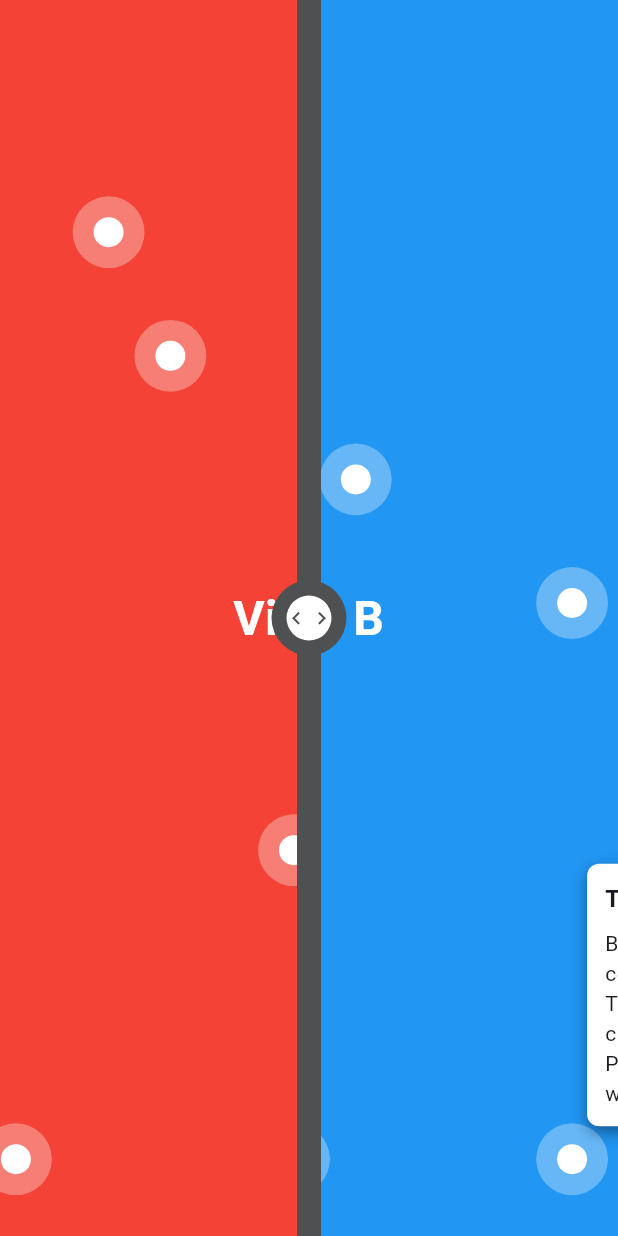
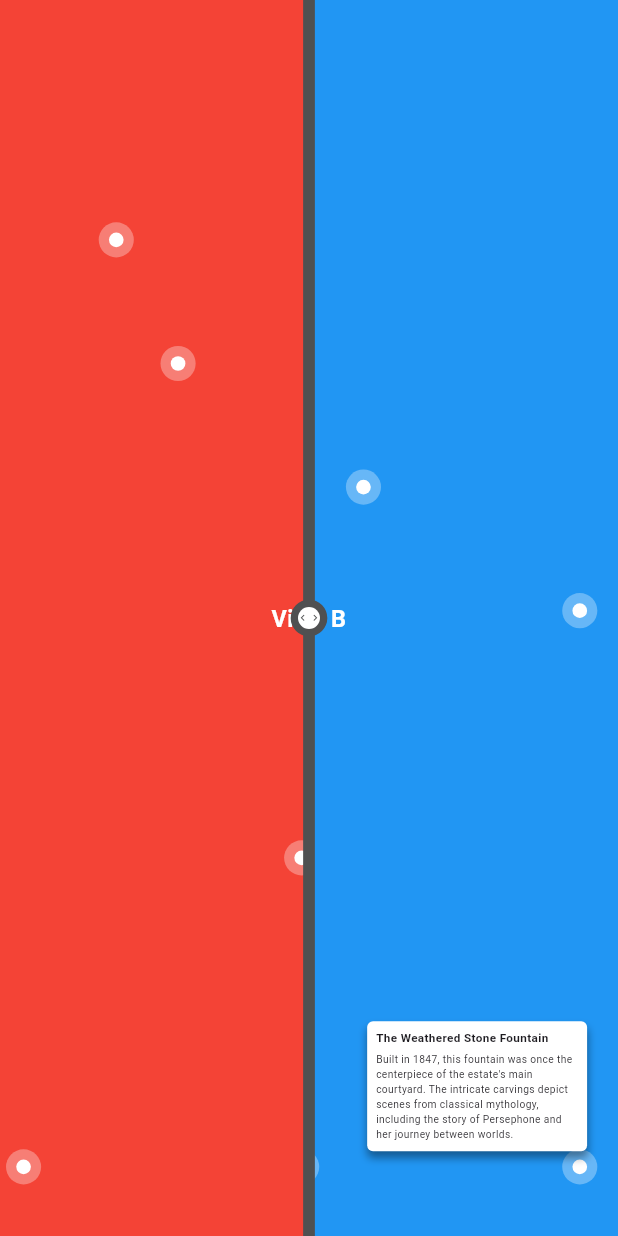
Before and after one commit to wikansetiaji/KioskPaintingInfo, a Flutter app: the screen it shows after launch, item 3 of the bottom bar chosen, on a phone screen of 412 x 824 dp. Run offline on Flutter 3.47's test engine with Material 3 defaults, Android fonts, the phone set to English and light mode, and no system bars.

Commit message:
Chore: implement scaled sizing

```diff
--- a/lib/main.dart
+++ b/lib/main.dart
@@ -1,5 +1,6 @@
 import 'package:flutter/material.dart';
 import 'package:kiosk_painting_info/pages/split_page.dart';
+import 'package:kiosk_painting_info/services/size_config.dart';
 
 void main() {
   runApp(const MyApp());
@@ -10,6 +11,7 @@ class MyApp extends StatelessWidget {
 
   @override
   Widget build(BuildContext context) {
+    SizeConfig.init(context);
     return MaterialApp(
       title: 'Flutter Demo',
       theme: ThemeData(
--- a/lib/pages/split_page.dart
+++ b/lib/pages/split_page.dart
@@ -1,4 +1,5 @@
 import 'package:flutter/material.dart';
+import 'package:kiosk_painting_info/services/size_config.dart';
 import 'package:kiosk_painting_info/views/painting_view.dart';
 
 class SplitPage extends StatefulWidget {
@@ -113,38 +114,38 @@ class _SplitPageState extends State<SplitPage> {
 
   Positioned vwSlider(double handleX) {
     return Positioned(
-      left: handleX - 25,
+      left: handleX - 25.sc,
       top: 0,
       bottom: 0,
       child: Stack(
         alignment: Alignment.center,
         children: [
-          Container(width: 16, color: Color(0xFF4F5051)),
+          Container(width: 16.sc, color: Color(0xFF4F5051)),
           Container(
-            width: 50,
-            height: 50,
+            width: 50.sc,
+            height: 50.sc,
             decoration: BoxDecoration(
               color: Color(0xFF4F5051),
-              borderRadius: BorderRadius.circular(25),
+              borderRadius: BorderRadius.circular(25.sc),
             ),
           ),
           Container(
-            width: 30,
-            height: 30,
+            width: 30.sc,
+            height: 30.sc,
             decoration: BoxDecoration(
               color: Colors.white,
-              borderRadius: BorderRadius.circular(20),
+              borderRadius: BorderRadius.circular(20.sc),
             ),
           ),
           SizedBox(
-            width: 50,
+            width: 50.sc,
             child: Row(
               mainAxisSize: MainAxisSize.min,
               mainAxisAlignment: MainAxisAlignment.center,
-              children: const [
+              children: [
                 Spacer(),
-                Icon(Icons.chevron_left, color: Color(0xFF4F5051), size: 17),
-                Icon(Icons.chevron_right, color: Color(0xFF4F5051), size: 17),
+                Icon(Icons.chevron_left, color: Color(0xFF4F5051), size: 17.sc),
+                Icon(Icons.chevron_right, color: Color(0xFF4F5051), size: 17.sc),
                 Spacer(),
               ],
             ),
--- /dev/null
+++ b/lib/services/size_config.dart
@@ -0,0 +1,28 @@
+import 'package:flutter/widgets.dart';
+
+class SizeConfig {
+  static late double screenWidth;
+  static late double screenHeight;
+  static late double scaleFactor;
+
+  static void init(BuildContext context) {
+    final MediaQueryData mqData = MediaQuery.of(context);
+    screenWidth = mqData.size.width;
+    screenHeight = mqData.size.height;
+
+    // Base dimensions from your FHD design
+    const double baseWidth = 1920;
+    const double baseHeight = 1080;
+
+    // You can use either width, height, or average scaling
+    scaleFactor = (screenWidth / baseWidth + screenHeight / baseHeight) / 2;
+  }
+
+  static double scaledSize(double size) {
+    return size * scaleFactor;
+  }
+}
+
+extension SizeConfigExtension on num {
+  double get sc => SizeConfig.scaledSize(toDouble());
+}
--- a/lib/views/details_card_view.dart
+++ b/lib/views/details_card_view.dart
@@ -1,4 +1,5 @@
 import 'package:flutter/material.dart';
+import 'package:kiosk_painting_info/services/size_config.dart';
 import 'package:kiosk_painting_info/views/painting_view.dart';
 
 class DetailsCardView extends StatelessWidget {
@@ -21,36 +22,36 @@ class DetailsCardView extends StatelessWidget {
   Widget build(BuildContext context) {
     final positionX = width * point.x;
     final positionY = height * point.y;
-    final cardWidth = 300.0;
+    final cardWidth = 300.0.sc;
 
     // Calculate dynamic height based on content
     final titlePainter = TextPainter(
       text: TextSpan(
         text: point.name,
-        style: const TextStyle(
-          fontSize: 16,
+        style: TextStyle(
+          fontSize: 16.sc,
           fontWeight: FontWeight.bold,
         ),
       ),
       maxLines: null,
       textDirection: TextDirection.ltr,
     );
-    titlePainter.layout(maxWidth: cardWidth - 24); // Account for padding
+    titlePainter.layout(maxWidth: cardWidth - 24.sc); // Account for padding
 
     final descriptionPainter = TextPainter(
       text: TextSpan(
         text: point.description,
-        style: const TextStyle(fontSize: 14),
+        style: TextStyle(fontSize: 14.sc),
       ),
       maxLines: null,
       textDirection: TextDirection.ltr,
     );
-    descriptionPainter.layout(maxWidth: cardWidth - 24); // Account for padding
+    descriptionPainter.layout(maxWidth: cardWidth - 24.sc); // Account for padding
 
-    final cardHeight = titlePainter.height + 8 + descriptionPainter.height + 24; // titleHeight + spacing + descHeight + padding
+    final cardHeight = titlePainter.height + 8.sc + descriptionPainter.height + 24.sc; // titleHeight + spacing + descHeight + padding
 
     double left = positionX - cardWidth / 2;
-    double top = positionY + 20;
+    double top = positionY + 20.sc;
 
     // Adjust horizontal position
     if (left + cardWidth > width) {
@@ -61,7 +62,7 @@ class DetailsCardView extends StatelessWidget {
     }
 
     if (top + cardHeight > height) {
-      top = positionY - 60 - cardHeight;
+      top = positionY - 60.sc - cardHeight;
     }
 
     return Positioned(
@@ -73,14 +74,14 @@ class DetailsCardView extends StatelessWidget {
           opacity: opacity,
           child: Container(
             width: cardWidth,
-            padding: const EdgeInsets.all(12),
+            padding: EdgeInsets.all(12.sc),
             decoration: BoxDecoration(
               color: Colors.white,
-              borderRadius: BorderRadius.circular(8),
+              borderRadius: BorderRadius.circular(8.sc),
               boxShadow: [
                 BoxShadow(
                   color: Colors.black.withAlpha(100),
-                  blurRadius: 8,
+                  blurRadius: 8.sc,
                   offset: const Offset(0, 4),
                 ),
               ],
@@ -91,15 +92,15 @@ class DetailsCardView extends StatelessWidget {
               children: [
                 Text(
                   point.name,
-                  style: const TextStyle(
-                    fontSize: 16,
+                  style: TextStyle(
+                    fontSize: 16.sc,
                     fontWeight: FontWeight.bold,
                   ),
                 ),
-                const SizedBox(height: 8),
+                SizedBox(height: 8.sc),
                 Text(
                   point.description,
-                  style: const TextStyle(fontSize: 14),
+                  style: TextStyle(fontSize: 14.sc),
                 ),
               ],
             ),
--- a/lib/views/painting_view.dart
+++ b/lib/views/painting_view.dart
@@ -1,4 +1,5 @@
 import 'package:flutter/material.dart';
+import 'package:kiosk_painting_info/services/size_config.dart';
 import 'package:kiosk_painting_info/views/details_card_view.dart';
 import 'package:kiosk_painting_info/views/point_of_interest_view.dart';
 
@@ -107,7 +108,7 @@ class _PaintingViewState extends State<PaintingView> with TickerProviderStateMix
                 child: Text(
                   widget.text,
                   style: TextStyle(
-                    fontSize: 32,
+                    fontSize: 32.sc,
                     color: Colors.white,
                     fontWeight: FontWeight.bold,
                   ),
--- a/lib/views/point_of_interest_view.dart
+++ b/lib/views/point_of_interest_view.dart
@@ -1,4 +1,5 @@
 import 'package:flutter/material.dart';
+import 'package:kiosk_painting_info/services/size_config.dart';
 import 'package:kiosk_painting_info/views/painting_view.dart';
 
 class PointOfInterestView extends StatefulWidget {
@@ -47,8 +48,8 @@ class _PointOfInterestViewState extends State<PointOfInterestView>
   @override
   Widget build(BuildContext context) {
     return Positioned(
-      left: widget.width * widget.pointOfInterest.x - 30,
-      top: widget.height * widget.pointOfInterest.y - 30,
+      left: widget.width * widget.pointOfInterest.x - 30.sc,
+      top: widget.height * widget.pointOfInterest.y - 30.sc,
       child: GestureDetector(
         onTap: widget.onTap,
         child: AnimatedBuilder(
@@ -60,15 +61,15 @@ class _PointOfInterestViewState extends State<PointOfInterestView>
                 Transform.scale(
                   scale: _pulseAnimation.value,
                   child: Container(
-                    width: 40,
-                    height: 40,
+                    width: 40.sc,
+                    height: 40.sc,
                     decoration: BoxDecoration(
                       shape: BoxShape.circle,
                       color: Colors.white.withAlpha(80),
                     ),
                   ),
                 ),
-                const CircleAvatar(radius: 10, backgroundColor: Colors.white),
+                CircleAvatar(radius: 10.sc, backgroundColor: Colors.white),
               ],
             );
           },
```
